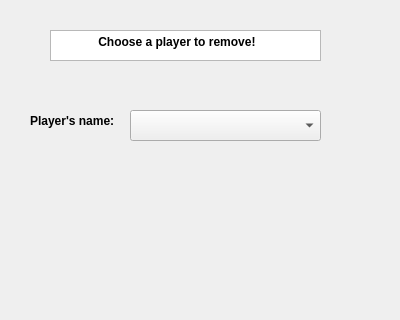
First picture: the form in removeplayer.ui, repository TNT57/FootballClubManagementSystem, before the edit; both pictures show x 0 to 400 and y 0 to 320 of the 400 by 472 pixel window.
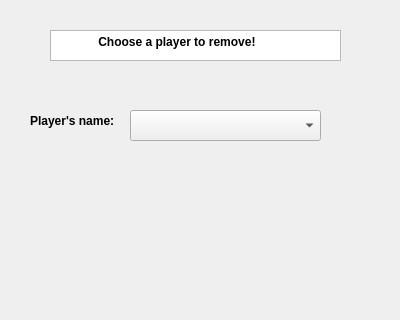
Second picture: the form after the edit.

The edit to the form file:
```diff
--- a/removeplayer.ui
+++ b/removeplayer.ui
@@ -46,7 +46,7 @@
     <rect>
      <x>50</x>
      <y>30</y>
-     <width>271</width>
+     <width>291</width>
      <height>31</height>
     </rect>
    </property>
```
Left out of the diff: 9 changed lines with no effect on the pictures.
